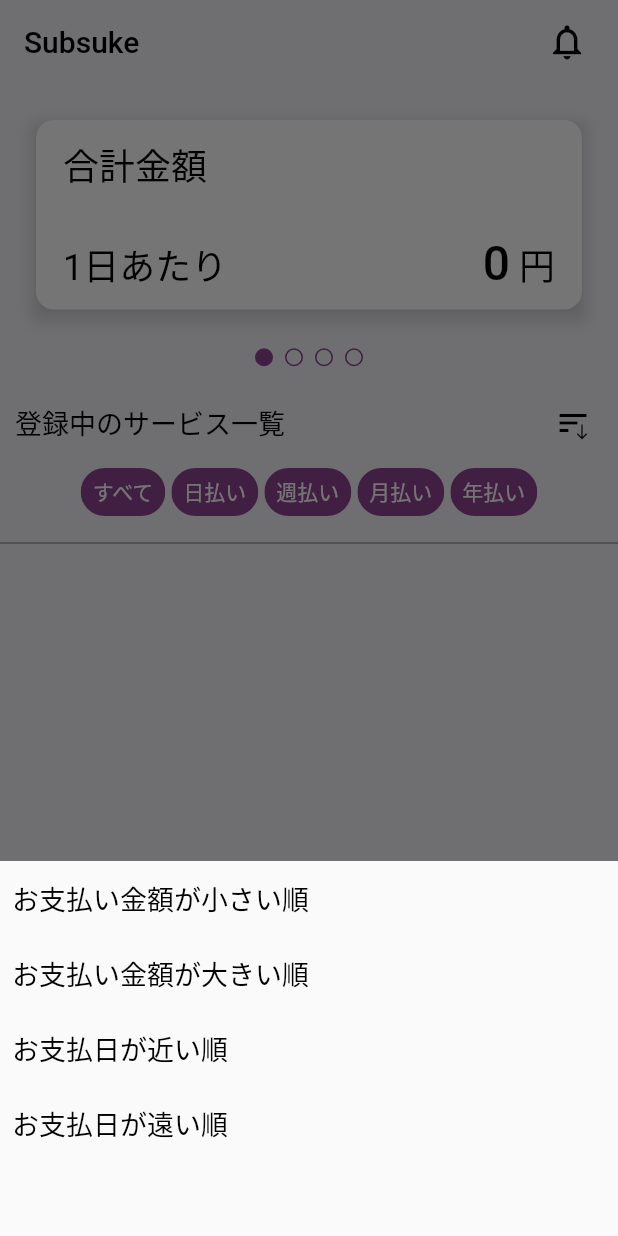
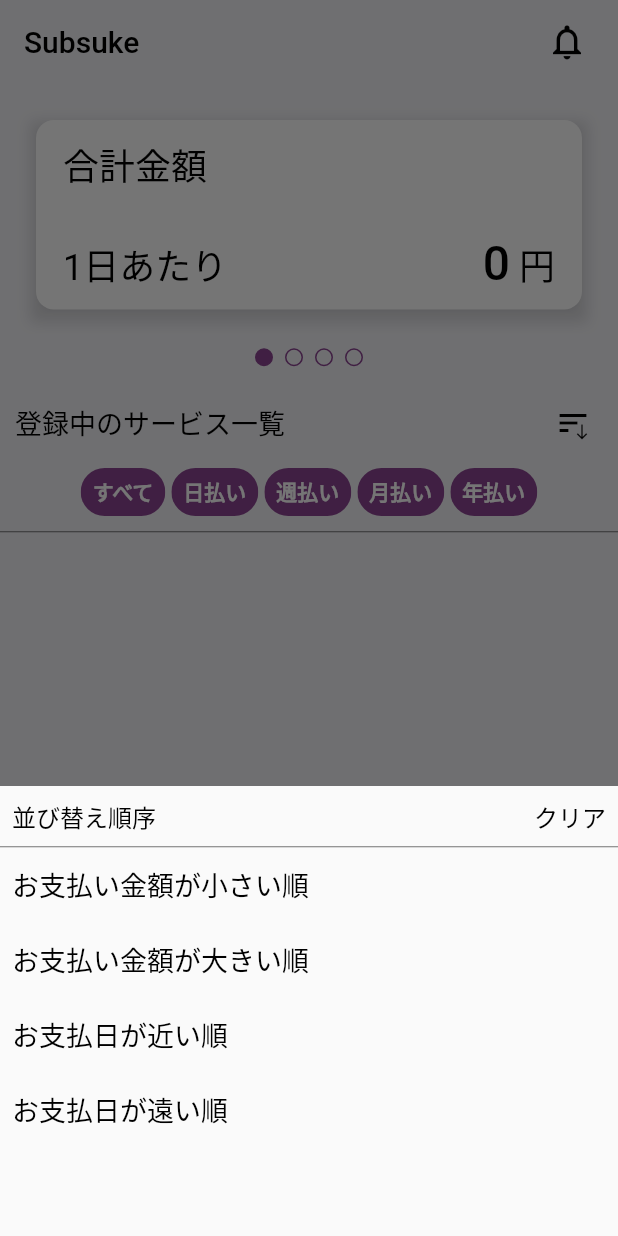
Before and after one commit to ushmz/subsuke, a Flutter app: the screen it shows after launch, after a tap on the "sort" icon, on a phone screen of 412 x 824 dp. Run offline on Flutter 3.47's test engine with Material 2 defaults, Android fonts, the phone set to English and light mode, and no system bars; drawn by our look-alikes of multi_select_flutter; our stand-ins replace flutter_local_notifications, flutter_slidable, flutter_svg, modal_bottom_sheet, rxdart, settings_ui and 4 more; accounts and stored records are empty.

Commit message:
:sparkles: Add sorting

```diff
--- a/lib/blocs/subscription_item_bloc.dart
+++ b/lib/blocs/subscription_item_bloc.dart
@@ -1,10 +1,82 @@
+import 'dart:async';
+
 import 'package:rxdart/rxdart.dart';
 import 'package:subsuke/db/db_provider.dart';
 import 'package:subsuke/models/subsc.dart';
 
 class SubscriptionItemBloc {
+  final _selectedIntervals = BehaviorSubject<List<int>>.seeded(<int>[]);
+  Stream<List<int>> get selectedIntervalsStream => _selectedIntervals.stream;
+  Function(List<int>) get setSelectedIntervals => _selectedIntervals.sink.add;
+
+  toggleSelectedIntervals(int intervalID) {
+    final ids = _selectedIntervals.value;
+    if (intervalID == 0) {
+      _selectedIntervals.sink.add(<int>[]);
+      getItems();
+      return;
+    }
+
+    if (ids.contains(intervalID)) {
+      ids.remove(intervalID);
+      _selectedIntervals.sink.add(ids);
+    } else {
+      ids.add(intervalID);
+      _selectedIntervals.sink.add(ids);
+    }
+    getItems();
+  }
+
+  final _sortCondition =
+      BehaviorSubject<ItemSortCondition>.seeded(ItemSortCondition.None);
+  Stream<ItemSortCondition> get sortConditionStream => _sortCondition.stream;
+  Function(ItemSortCondition) get setSortCondition => _sortCondition.sink.add;
+
+  ItemSortCondition getSortCondition() {
+    return _sortCondition.stream.value;
+  }
+
   final _itemController = BehaviorSubject<List<SubscriptionItem>>();
-  Stream<List<SubscriptionItem>> get itemStream => _itemController.stream;
+  Stream<List<SubscriptionItem>> get itemStream =>
+      _itemController.stream.transform(itemFilter()).transform(itemSort());
+
+  StreamTransformer<List<SubscriptionItem>, List<SubscriptionItem>>
+      itemFilter() {
+    return StreamTransformer<List<SubscriptionItem>,
+        List<SubscriptionItem>>.fromHandlers(
+      handleData: ((data, sink) {
+        final selected = _selectedIntervals.value;
+        final filtered = data.where((item) {
+          if (selected.isEmpty) {
+            return true;
+          }
+          return selected.contains(item.interval.intervalID);
+        });
+        sink.add(filtered.toList());
+      }),
+    );
+  }
+
+  StreamTransformer<List<SubscriptionItem>, List<SubscriptionItem>> itemSort() {
+    return StreamTransformer.fromHandlers(handleData: ((data, sink) {
+      final sortCondition = _sortCondition.value;
+      data.sort(((a, b) {
+        switch (sortCondition) {
+          case ItemSortCondition.None:
+            return 1;
+          case ItemSortCondition.PriceASC:
+            return a.price.compareTo(b.price);
+          case ItemSortCondition.PriceDESC:
+            return a.price.compareTo(b.price) * -1;
+          case ItemSortCondition.NextASC:
+            return a.next.compareTo(b.next);
+          case ItemSortCondition.NextDESC:
+            return a.next.compareTo(b.next) * -1;
+        }
+      }));
+      sink.add(data);
+    }));
+  }
 
   Function(List<SubscriptionItem>) get setSubscriptionItems =>
       _itemController.sink.add;
@@ -13,7 +85,7 @@ class SubscriptionItemBloc {
 
   getItems() async {
     final items = await DBProvider.instance.getAllSubscriptions();
-    _itemController.sink.add(items);
+    _itemController.sink.add(items.toList());
   }
 
   create(SubscriptionItem item) {
@@ -31,31 +103,13 @@ class SubscriptionItemBloc {
     getItems();
   }
 
-  final _selectedIntervals = BehaviorSubject<List<int>>.seeded(<int>[]);
-  Stream<List<int>> get selectedIntervalsStream => _selectedIntervals.stream;
-  Function(List<int>) get setSelectedIntervals => _selectedIntervals.sink.add;
-
-  toggleSelectedIntervals(int intervalID) {
-    final ids = _selectedIntervals.value;
-    if (intervalID == 0) {
-      _selectedIntervals.sink.add(<int>[]);
-      return;
-    }
-
-    if (ids.contains(intervalID)) {
-      ids.remove(intervalID);
-      _selectedIntervals.sink.add(ids);
-    } else {
-      ids.add(intervalID);
-      _selectedIntervals.sink.add(ids);
-    }
-  }
-
   SubscriptionItemBloc() {
     getItems();
   }
+
   void dispose() {
     _itemController.close();
     _selectedIntervals.close();
+    _sortCondition.close();
   }
 }
--- a/lib/models/subsc.dart
+++ b/lib/models/subsc.dart
@@ -111,6 +111,48 @@ class SubscriptionItem {
   }
 }
 
+enum ItemSortCondition {
+  None,
+  PriceASC,
+  PriceDESC,
+  NextASC,
+  NextDESC,
+}
+
+extension ItemSortConditionIDExt on ItemSortCondition {
+  int get sortConditionID {
+    switch (this) {
+      case ItemSortCondition.None:
+        return 0;
+      case ItemSortCondition.PriceASC:
+        return 1;
+      case ItemSortCondition.PriceDESC:
+        return 2;
+      case ItemSortCondition.NextASC:
+        return 3;
+      case ItemSortCondition.NextDESC:
+        return 4;
+    }
+  }
+}
+
+extension ItemSortConditionNameExt on ItemSortCondition {
+  String get sortConditionName {
+    switch (this) {
+      case ItemSortCondition.None:
+        return "";
+      case ItemSortCondition.PriceASC:
+        return "お支払い金額が小さい順";
+      case ItemSortCondition.PriceDESC:
+        return "お支払い金額が大きい順";
+      case ItemSortCondition.NextASC:
+        return "お支払日が近い順";
+      case ItemSortCondition.NextDESC:
+        return "お支払日が遠い順";
+    }
+  }
+}
+
 enum PaymentInterval {
   Daily,
   Weekly,
--- a/lib/ui/components/pages/list.dart
+++ b/lib/ui/components/pages/list.dart
@@ -5,53 +5,105 @@ import 'package:multi_select_flutter/multi_select_flutter.dart';
 import 'package:provider/provider.dart';
 import 'package:subsuke/blocs/edit_screen_bloc.dart';
 import 'package:subsuke/blocs/subscription_item_bloc.dart';
-import 'package:subsuke/db/db_provider.dart';
 import 'package:subsuke/models/subsc.dart';
 import 'package:subsuke/ui/components/pages/edit.dart';
 import 'package:subsuke/ui/components/templates/price_tabbar_view.dart';
 import 'package:subsuke/ui/components/ui_parts/subscription_list_item.dart';
 
-class ListPage extends StatelessWidget {
-  Future<void> onPressDelete(int id) async {
-    await DBProvider.instance.deleteSubscriptionItem(id);
-  }
+class SortConditionOption extends StatelessWidget {
+  final String option;
+  final Function() onTap;
+  final bool? selected;
+
+  SortConditionOption({
+    required this.option,
+    required this.onTap,
+    required this.selected,
+  });
 
   @override
   Widget build(BuildContext context) {
-    final bloc = Provider.of<SubscriptionItemBloc>(context);
-    return StreamBuilder(
-      stream: bloc.onChangeSubscriptionItems,
-      builder: (BuildContext context,
-          AsyncSnapshot<List<SubscriptionItem>> snapshot) {
-        switch (snapshot.connectionState) {
-          case ConnectionState.waiting:
-            return Center(child: CircularProgressIndicator());
-          default:
     return Container(
+      height: 50,
+      child: InkWell(
+        onTap: onTap,
+        child: Padding(
+          padding: EdgeInsets.symmetric(horizontal: 8),
+          child: Align(
+            alignment: Alignment.centerLeft,
+            child: Row(
+              mainAxisAlignment: MainAxisAlignment.spaceBetween,
+              children: [
+                Text(
+                  option,
+                  textAlign: TextAlign.justify,
+                  style: TextStyle(fontSize: 18),
+                ),
+                Padding(
+                  padding: EdgeInsets.only(right: 16),
+                  child: Icon(
+                    Icons.check,
+                    color: selected != null && selected!
+                        ? Theme.of(context).primaryColor
+                        : Colors.transparent,
+                  ),
+                ),
+              ],
+            ),
+          ),
+        ),
+      ),
+    );
+  }
+}
+
+class SortConditionBottomSheet extends StatelessWidget {
+  final List<SortConditionOption> children;
+  final Function() onPressClear;
+  SortConditionBottomSheet(
+      {required this.children, required this.onPressClear});
+
+  @override
+  Widget build(BuildContext context) {
+    return Container(
+      height: 300,
       child: Column(
         children: [
-                  Container(
-                    height: MediaQuery.of(context).size.height * 0.25,
-                    child: PriceInfoTabView(snapshot.data!),
+          Padding(
+            padding: EdgeInsets.symmetric(horizontal: 8),
+            child: Container(
+              height: 40,
+              child: Row(
+                mainAxisAlignment: MainAxisAlignment.spaceBetween,
+                children: [
+                  Text("並び替え順序", style: TextStyle(fontSize: 16)),
+                  InkWell(
+                    onTap: onPressClear,
+                    child: Text("クリア", style: TextStyle(fontSize: 16)),
                   ),
-                  Container(
-                    child: Column(
-                      children: [
-                        Row(
-                          mainAxisAlignment: MainAxisAlignment.spaceBetween,
-                          crossAxisAlignment: CrossAxisAlignment.center,
-                          children: [
-                            Padding(
-                                padding: EdgeInsets.only(left: 10),
-                                child: Text(
-                                  "登録中のサービス一覧",
-                                  style: TextStyle(fontSize: 18),
-                                )),
-                            Padding(
-                                padding: EdgeInsets.only(right: 10),
-                                child: IconButton(
-                                  constraints: BoxConstraints(
-                                      minWidth: 20, minHeight: 20),
+                ],
+              ),
+            ),
+          ),
+          Divider(
+            color: Theme.of(context).hintColor,
+            height: 1,
+          ),
+          ...children
+        ],
+      ),
+    );
+  }
+}
+
+class SortIconButton extends StatelessWidget {
+  @override
+  Widget build(BuildContext context) {
+    final bloc = Provider.of<SubscriptionItemBloc>(context);
+    final sortCondition = bloc.getSortCondition();
+    bloc.sortConditionStream.listen((cond) => bloc.getItems());
+    return IconButton(
+      constraints: BoxConstraints(minWidth: 20, minHeight: 20),
       splashRadius: 24,
       icon: Stack(
         alignment: Alignment.bottomRight,
@@ -66,129 +118,105 @@ class ListPage extends StatelessWidget {
       onPressed: (() {
         showModalBottomSheet(
           context: context,
-                                        builder: (context) {
+          builder: (BuildContext ctx) {
+            return SortConditionBottomSheet(
+              onPressClear: () {
+                bloc.setSortCondition(ItemSortCondition.None);
+                Navigator.pop(ctx);
+              },
+              children: [
+                SortConditionOption(
+                  selected: sortCondition == ItemSortCondition.PriceASC,
+                  option: ItemSortCondition.PriceASC.sortConditionName,
+                  onTap: () {
+                    bloc.setSortCondition(ItemSortCondition.PriceASC);
+                    Navigator.pop(ctx);
+                  },
+                ),
+                SortConditionOption(
+                  selected: sortCondition == ItemSortCondition.PriceDESC,
+                  option: ItemSortCondition.PriceDESC.sortConditionName,
+                  onTap: () {
+                    bloc.setSortCondition(ItemSortCondition.PriceDESC);
+                    Navigator.pop(ctx);
+                  },
+                ),
+                SortConditionOption(
+                  selected: sortCondition == ItemSortCondition.NextASC,
+                  option: ItemSortCondition.NextASC.sortConditionName,
+                  onTap: () {
+                    bloc.setSortCondition(ItemSortCondition.NextASC);
+                    Navigator.pop(ctx);
+                  },
+                ),
+                SortConditionOption(
+                  selected: sortCondition == ItemSortCondition.NextDESC,
+                  option: ItemSortCondition.NextDESC.sortConditionName,
+                  onTap: () {
+                    bloc.setSortCondition(ItemSortCondition.NextDESC);
+                    Navigator.pop(ctx);
+                  },
+                ),
+              ],
+            );
+          },
+        );
+      }),
+    );
+  }
+}
+
+class ListPage extends StatelessWidget {
+  @override
+  Widget build(BuildContext context) {
+    final bloc = Provider.of<SubscriptionItemBloc>(context);
+    return StreamBuilder(
+      stream: bloc.itemStream,
+      builder: (BuildContext ctx, AsyncSnapshot<List<SubscriptionItem>> ss) {
+        switch (ss.connectionState) {
+          case ConnectionState.waiting:
+            return Center(child: CircularProgressIndicator());
+          default:
             return Container(
-                                            height: 250,
               child: Column(
                 children: [
                   Container(
-                                                  height: 50,
-                                                  child: InkWell(
-                                                    onTap: () {
-                                                      print("price lower");
-                                                    },
-                                                    child: Padding(
-                                                      padding: EdgeInsets.only(
-                                                          left: 8),
-                                                      child: Align(
-                                                        alignment: Alignment
-                                                            .centerLeft,
-                                                        child: Text(
-                                                          "お支払い金額が小さい順",
-                                                          textAlign:
-                                                              TextAlign.justify,
-                                                          style: TextStyle(
-                                                              fontSize: 18),
-                                                        ),
-                                                      ),
-                                                    ),
-                                                  ),
+                    height: MediaQuery.of(ctx).size.height * 0.25,
+                    child: PriceInfoTabView(ss.data!),
                   ),
                   Container(
-                                                  height: 50,
-                                                  child: InkWell(
-                                                    onTap: () {
-                                                      print("price lower");
-                                                    },
-                                                    child: Padding(
-                                                      padding: EdgeInsets.only(
-                                                          left: 8),
-                                                      child: Align(
-                                                        alignment: Alignment
-                                                            .centerLeft,
-                                                        child: Text(
-                                                          "お支払い金額が大きい順",
-                                                          textAlign:
-                                                              TextAlign.justify,
-                                                          style: TextStyle(
-                                                              fontSize: 18),
+                    child: Column(
+                      children: [
+                        Padding(
+                            padding: EdgeInsets.symmetric(horizontal: 10),
+                            child: Row(
+                              mainAxisAlignment: MainAxisAlignment.spaceBetween,
+                              crossAxisAlignment: CrossAxisAlignment.center,
+                              children: [
+                                Text(
+                                  "登録中のサービス一覧",
+                                  style: TextStyle(fontSize: 18),
                                 ),
-                                                      ),
-                                                    ),
-                                                  ),
-                                                ),
-                                                Container(
-                                                  height: 50,
-                                                  child: InkWell(
-                                                    onTap: () {
-                                                      print("price lower");
-                                                    },
-                                                    child: Padding(
-                                                      padding: EdgeInsets.only(
-                                                          left: 8),
-                                                      child: Align(
-                                                        alignment: Alignment
-                                                            .centerLeft,
-                                                        child: Text(
-                                                          "お支払日が近い順",
-                                                          textAlign:
-                                                              TextAlign.justify,
-                                                          style: TextStyle(
-                                                              fontSize: 18),
-                                                        ),
-                                                      ),
-                                                    ),
-                                                  ),
-                                                ),
-                                                Container(
-                                                  height: 50,
-                                                  child: InkWell(
-                                                    onTap: () {
-                                                      print("price lower");
-                                                    },
-                                                    child: Padding(
-                                                      padding: EdgeInsets.only(
-                                                          left: 8),
-                                                      child: Align(
-                                                        alignment: Alignment
-                                                            .centerLeft,
-                                                        child: Text(
-                                                          "お支払日が遠い順",
-                                                          textAlign:
-                                                              TextAlign.justify,
-                                                          style: TextStyle(
-                                                              fontSize: 18),
-                                                        ),
-                                                      ),
-                                                    ),
-                                                  ),
-                                                ),
+                                SortIconButton()
                               ],
-                                            ),
-                                          );
-                                        });
-                                  }),
-                                ))
-                          ],
-                        ),
+                            )),
                         StreamBuilder(
                           stream: bloc.selectedIntervalsStream,
-                          builder: (BuildContext ctx,
-                              AsyncSnapshot<List<int>> snapshot) {
+                          builder:
+                              (BuildContext c, AsyncSnapshot<List<int>> s) {
                             return MultiSelectChipDisplay(
                               colorator: (p0) {
-                                final d = snapshot.data;
+                                final d = s.data;
                                 if (d == null || d.isEmpty) {
                                   return p0 == 0
-                                      ? Theme.of(ctx).primaryColor
-                                      : Colors.transparent;
+                                      ? Theme.of(c).primaryColor
+                                      : Color(0xFFDCCFEC);
                                 }
-
                                 return d.contains(p0)
-                                    ? Theme.of(context).primaryColor
-                                    : Colors.transparent;
+                                    ? Theme.of(c).primaryColor
+                                    : Color(0xFFDCCFEC);
                               },
-                              chipColor: Theme.of(ctx).primaryColor,
+                              chipColor: Theme.of(c).primaryColor,
                               onTap: (value) {
                                 if (value == null) {
                                   return;
@@ -196,18 +224,32 @@ class ListPage extends StatelessWidget {
                                 final val = value as int;
                                 bloc.toggleSelectedIntervals(val);
                               },
-                              textStyle:
-                                  TextStyle(fontSize: 14, color: Colors.white),
+                              textStyle: TextStyle(
+                                fontSize: 14,
+                                color: Colors.white,
+                                fontWeight: FontWeight.bold,
+                              ),
                               items: [
-                                MultiSelectItem(0, "すべて"),
                                 MultiSelectItem(
-                                    PaymentInterval.Daily.intervalID, "日払い"),
+                                  0,
+                                  "すべて",
+                                ),
                                 MultiSelectItem(
-                                    PaymentInterval.Weekly.intervalID, "週払い"),
+                                  PaymentInterval.Daily.intervalID,
+                                  "日払い",
+                                ),
                                 MultiSelectItem(
-                                    PaymentInterval.Monthly.intervalID, "月払い"),
+                                  PaymentInterval.Weekly.intervalID,
+                                  "週払い",
+                                ),
                                 MultiSelectItem(
-                                    PaymentInterval.Yearly.intervalID, "年払い"),
+                                  PaymentInterval.Monthly.intervalID,
+                                  "月払い",
+                                ),
+                                MultiSelectItem(
+                                  PaymentInterval.Yearly.intervalID,
+                                  "年払い",
+                                ),
                               ],
                             );
                           },
@@ -215,13 +257,12 @@ class ListPage extends StatelessWidget {
                       ],
                     ),
                   ),
-                  Divider(color: Theme.of(context).hintColor),
+                  Divider(color: Theme.of(ctx).hintColor, height: 1),
                   Expanded(
                     child: ListView.builder(
-                      padding: EdgeInsets.only(bottom: 20, top: 20),
-                      itemCount: snapshot.data?.length,
+                      itemCount: ss.data?.length,
                       itemBuilder: (BuildContext context, int index) {
-                        final item = snapshot.data![index];
+                        final item = ss.data![index];
                         return Slidable(
                           key: ValueKey(item.id),
                           endActionPane: ActionPane(
@@ -242,15 +283,19 @@ class ListPage extends StatelessWidget {
                             onTap: () {
                               showCupertinoModalBottomSheet(
                                 context: context,
-                                builder: (BuildContext ctx) =>
-                                    Provider<EditScreenBloc>(
+                                builder: (BuildContext ctx) {
+                                  return Provider<EditScreenBloc>(
                                     create: (ctx) => EditScreenBloc(),
                                     dispose: (ctx, bloc) => bloc.dispose(),
-                                  child: EditPage(item, () => bloc.getItems()),
-                                ),
+                                    child:
+                                        EditPage(item, () => bloc.getItems()),
                                   );
                                 },
-                            child: SubscriptionListItem(item),
+                              );
+                            },
+                            child: Padding(
+                                padding: EdgeInsets.symmetric(vertical: 2),
+                                child: SubscriptionListItem(item)),
                           ),
                         );
                       },
--- a/lib/ui/components/ui_parts/subscription_list_item.dart
+++ b/lib/ui/components/ui_parts/subscription_list_item.dart
@@ -11,7 +11,6 @@ class SubscriptionListItem extends StatelessWidget {
     return DefaultTextStyle(
       style: Theme.of(context).textTheme.bodyText1!,
       child: SizedBox(
-        height: 56,
         child: Padding(
           padding: EdgeInsets.symmetric(
             horizontal: 10,
```
Lines whose indentation alone changed are shown as unchanged.
